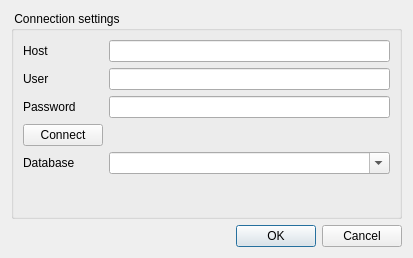
The window that InjectSqlDialog.ui (fritzone/ddm) describes before a commit, drawn with Qt 5.
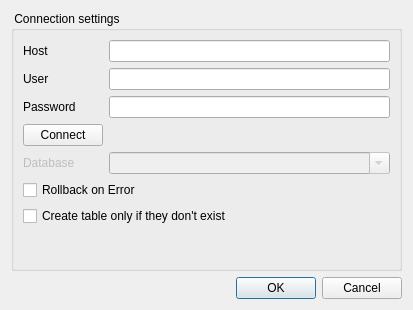
The same window after the commit.

```diff
--- a/InjectSqlDialog.ui
+++ b/InjectSqlDialog.ui
@@ -7,7 +7,7 @@
     <x>0</x>
     <y>0</y>
     <width>413</width>
-    <height>258</height>
+    <height>310</height>
    </rect>
   </property>
   <property name="windowTitle">
@@ -51,10 +51,24 @@
        </widget>
       </item>
       <item row="5" column="1">
-       <widget class="QLineEdit" name="txtDatabasePassword"/>
+       <widget class="QLineEdit" name="txtDatabasePassword">
+        <property name="echoMode">
+         <enum>QLineEdit::Password</enum>
+        </property>
+       </widget>
+      </item>
+      <item row="6" column="0">
+       <widget class="QPushButton" name="btnConnect">
+        <property name="text">
+         <string>Connect</string>
+        </property>
+       </widget>
       </item>
       <item row="7" column="0">
-       <widget class="QLabel" name="label_2">
+       <widget class="QLabel" name="lblDatabase">
+        <property name="enabled">
+         <bool>false</bool>
+        </property>
         <property name="text">
          <string>Database</string>
         </property>
@@ -62,15 +76,25 @@
       </item>
       <item row="7" column="1">
        <widget class="QComboBox" name="cmbDatabases">
+        <property name="enabled">
+         <bool>false</bool>
+        </property>
         <property name="editable">
          <bool>true</bool>
         </property>
        </widget>
       </item>
-      <item row="6" column="0">
-       <widget class="QPushButton" name="btnConnect">
+      <item row="9" column="0" colspan="2">
+       <widget class="QCheckBox" name="chkOnlyIfNotExist">
         <property name="text">
-         <string>Connect</string>
+         <string>Create table only if they don't exist</string>
+        </property>
+       </widget>
+      </item>
+      <item row="8" column="0" colspan="2">
+       <widget class="QCheckBox" name="chkRollbackOnError">
+        <property name="text">
+         <string>Rollback on Error</string>
         </property>
        </widget>
       </item>
```
